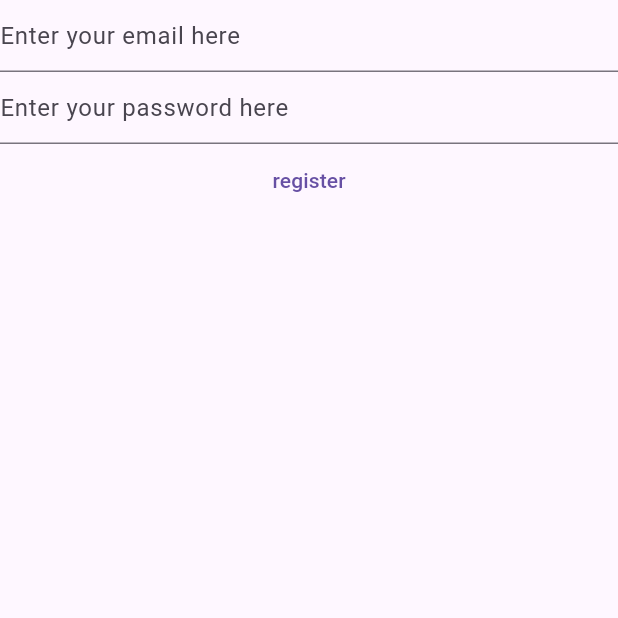
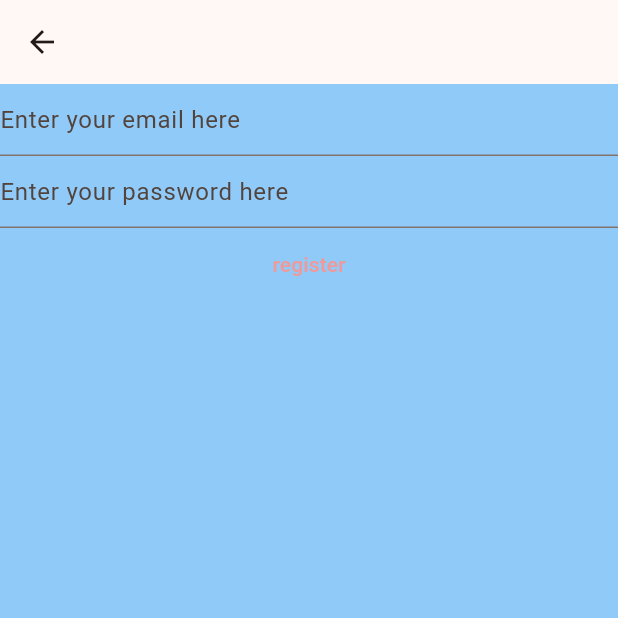
Before and after one commit to dmbatmazz/DiscoverEase, a Flutter app: the screen it shows after launch, after a tap on "Register page", on a phone screen of 412 x 824 dp, the top half of it. Run offline on Flutter 3.47's test engine with Material 3 defaults, Android fonts, the phone set to English and light mode, and no system bars; our stand-ins replace firebase_auth, firebase_core, font_awesome_flutter, geolocator, google_maps_flutter, google_nav_bar and 1 more; accounts and stored records are empty; network calls fail.

Commit message:
Main Page Skeleton, and minor page updates

```diff
--- a/discover_ease/lib/main.dart
+++ b/discover_ease/lib/main.dart
@@ -4,6 +4,8 @@ import 'package:discover_ease/pages/onboarding_page.dart';
 import 'package:discover_ease/testpage.dart';
 import 'package:flutter/services.dart';
 import 'package:google_nav_bar/google_nav_bar.dart';
+import 'package:discover_ease/pages/profile_page.dart';
+import 'package:discover_ease/pages/main_page.dart';
 // DEFINING routes: {[PAGE NAME]} ON MaterialApp => routes: {'/homepage': (context) => const PAGENAME()}
 
 
@@ -16,34 +18,30 @@ Color bot = const Color(0xFFe1bfb3);
 
 void main() async{
   runApp(MaterialApp(
+    title: "Senior Project",
+    debugShowCheckedModeBanner: false,
+    theme: ThemeData(
+      colorScheme: ColorScheme.fromSeed(
+        seedColor: const Color(0xFFfebd97),
+        brightness: Brightness.light,
+
+        //Override
+        primary: Colors.red[200],
+        secondary: Colors.green[200],
+        ),
+        scaffoldBackgroundColor: Colors.blue[200],
+        useMaterial3: true
+    ),
+
+
+
+
     home: Scaffold(
       appBar: AppBar(
         title: const Text("Testing text"),
-        //backgroundColor: Colors.brown[700],
         centerTitle: true,
       ),
       body: const Home(),
-
-      bottomNavigationBar: const GNav(
-        backgroundColor: Color(0xFFfebd97),
-        color: Color(0xFFf7ddd0),
-        activeColor:  Color(0xFFfeece2),
-        tabBackgroundColor: Color.fromARGB(255, 63, 60, 60),
-        padding: EdgeInsets.all(16),
-        gap: 5,
-        curve: Easing.standardAccelerate,
-      tabs:[
-        GButton(icon: Icons.home,
-        text: "Home",
-        ),
-        GButton(icon: Icons.favorite,
-        text: "Likes",),
-        GButton(icon: Icons.search,
-        text: "Search",),
-        GButton(icon: Icons.settings,
-        text: "Settings",),
-      ]
-      ),
     )
   )
   );
@@ -86,6 +84,17 @@ class Home extends StatelessWidget {
             ),
           ],
         ),
+        Row(children: [
+          ElevatedButton(
+              child: const Text("Main page"),
+              onPressed: () {
+                Navigator.push(context,
+                MaterialPageRoute(builder: (context) => const MainPage())
+                );
+              },
+            ),]
+
+        )
       ],
     );
   }
--- a/discover_ease/lib/pages/entry_page.dart
+++ b/discover_ease/lib/pages/entry_page.dart
@@ -45,6 +45,7 @@ class EnteryPageState extends State<EnteryPage> {
   @override
   Widget build(BuildContext context) {
     return Scaffold(
+      appBar: AppBar(), // TODO DELETE LATER JUST FOR DEUBGGING
         body: SafeArea(
           child: Column(
             children: [
--- a/discover_ease/lib/pages/onboarding_page.dart
+++ b/discover_ease/lib/pages/onboarding_page.dart
@@ -39,6 +39,7 @@ class _OnboardingPageState extends State<OnboardingPage> {
   Widget build(BuildContext context) {
 
     return  Scaffold(
+      appBar: AppBar(), // TODO DELETE LATER JUST FOR DEUBGGING
       backgroundColor: const Color.fromARGB(255, 241, 138, 173), // TOP OF THE SCREEN WHERE TIME AND BATTERY ETC IS
       body: SafeArea( // Safe Area = the space of the top of the screen, for the backgroundColor above have to use something opace so that user can still see them
         child:
--- a/discover_ease/pubspec.yaml
+++ b/discover_ease/pubspec.yaml
@@ -47,6 +47,7 @@ dependencies:
   latlng: ^2.0.7
   flutterfire_cli: ^0.2.7
   google_nav_bar: ^5.0.6
+  font_awesome_flutter: ^10.7.0
 
 dev_dependencies:
   flutter_test:
```
Also changed, not shown: discover_ease/lib/pages/main_page.dart (added, +134 -0 lines), discover_ease/lib/pages/profile_page.dart (added, +14 -0 lines), discover_ease/lib/testpage.dart (deleted, +0 -16 lines), discover_ease/pubspec.lock.
